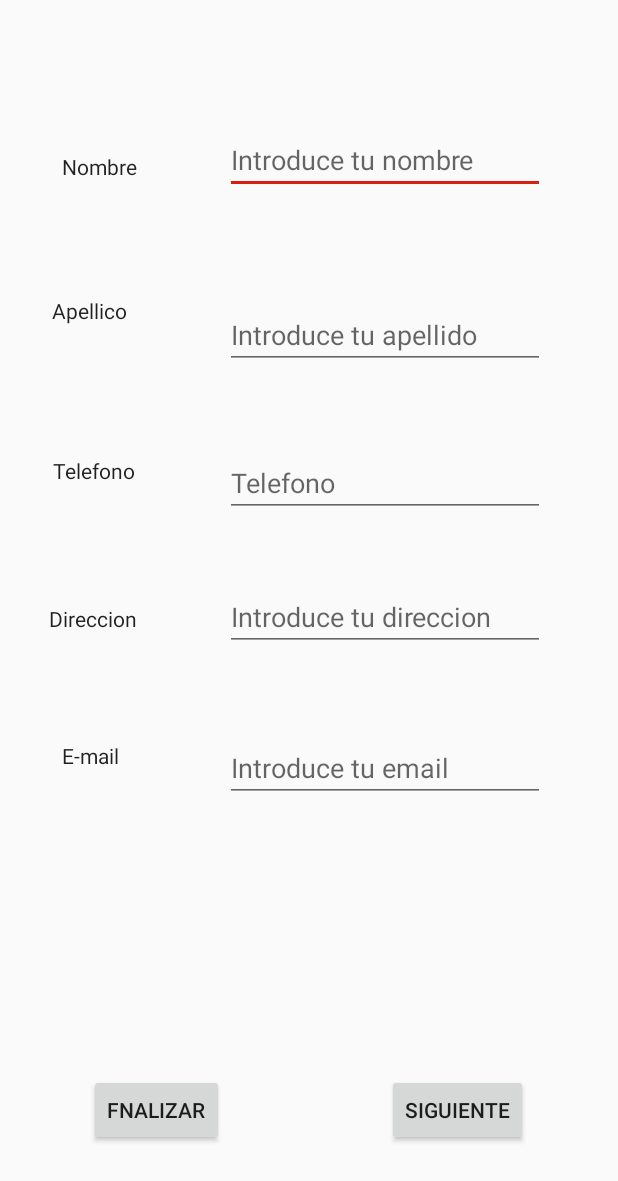
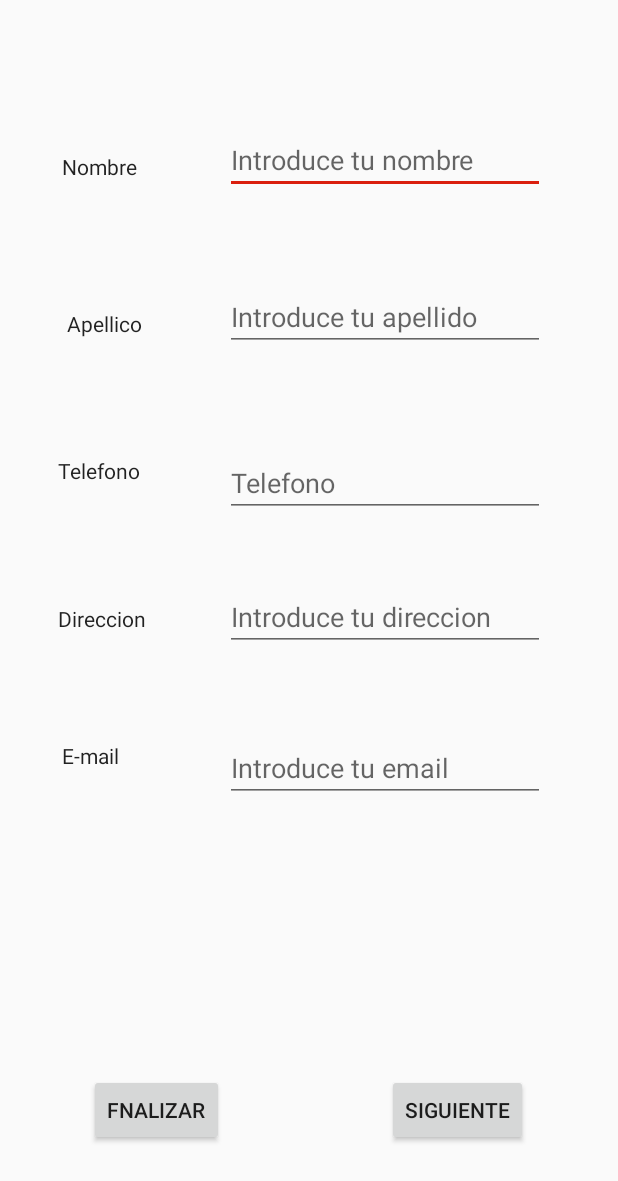
Before and after one commit to AitorMonedero/Definitiva7, an Android app: the PantallaCero screen opened directly, with no data from a screen before it, on a phone screen of 412 x 824 dp. Shown: the top 1181 px of the screen. Run offline under Robolectric (Android 15) with nearby library versions, the phone set to English and light mode, and no system bars.

Commit message:
Botones para la tercera pantalla

```diff
--- a/app/src/main/res/layout/activity_cero_pantalla.xml
+++ b/app/src/main/res/layout/activity_cero_pantalla.xml
@@ -1,11 +1,84 @@
 <?xml version="1.0" encoding="utf-8"?>
-<android.support.constraint.ConstraintLayout
-    xmlns:android="http://schemas.android.com/apk/res/android"
+<android.support.constraint.ConstraintLayout xmlns:android="http://schemas.android.com/apk/res/android"
     xmlns:app="http://schemas.android.com/apk/res-auto"
     xmlns:tools="http://schemas.android.com/tools"
     android:layout_width="match_parent"
     android:layout_height="match_parent">
 
+
+    <ScrollView
+        style="@android:style/Widget.Holo.Light.ScrollView"
+        android:layout_width="match_parent"
+        android:layout_height="match_parent"
+        android:scrollbarStyle="outsideOverlay"
+        app:layout_constraintBottom_toBottomOf="parent"
+        app:layout_constraintEnd_toEndOf="parent"
+        app:layout_constraintStart_toStartOf="parent"
+        app:layout_constraintTop_toTopOf="parent">
+
+    </ScrollView>
+
+    <android.support.constraint.ConstraintLayout
+        android:layout_width="match_parent"
+        android:layout_height="match_parent"
+        app:layout_constraintBottom_toBottomOf="parent"
+        app:layout_constraintEnd_toEndOf="parent"
+        app:layout_constraintHorizontal_bias="1.0"
+        app:layout_constraintStart_toStartOf="parent"
+        app:layout_constraintTop_toTopOf="parent"
+        app:layout_constraintVertical_bias="1.0">
+
+        <TextView
+            android:id="@+id/textView14"
+            android:layout_width="wrap_content"
+            android:layout_height="wrap_content"
+            android:layout_marginBottom="8dp"
+            android:layout_marginEnd="8dp"
+            android:layout_marginStart="8dp"
+            android:layout_marginTop="8dp"
+            android:text="@string/SURNAME"
+            android:textAppearance="@style/TextAppearance.AppCompat.Body1"
+            app:layout_constraintBottom_toBottomOf="parent"
+            app:layout_constraintEnd_toEndOf="parent"
+            app:layout_constraintHorizontal_bias="0.106"
+            app:layout_constraintStart_toStartOf="parent"
+            app:layout_constraintTop_toTopOf="parent"
+            app:layout_constraintVertical_bias="0.251" />
+
+        <TextView
+            android:id="@+id/textView13"
+            android:layout_width="wrap_content"
+            android:layout_height="wrap_content"
+            android:layout_marginBottom="8dp"
+            android:layout_marginEnd="8dp"
+            android:layout_marginStart="8dp"
+            android:layout_marginTop="8dp"
+            android:text="@string/telefono"
+            android:textAppearance="@style/TextAppearance.AppCompat.Body1"
+            app:layout_constraintBottom_toBottomOf="parent"
+            app:layout_constraintEnd_toEndOf="parent"
+            app:layout_constraintHorizontal_bias="0.09"
+            app:layout_constraintStart_toStartOf="parent"
+            app:layout_constraintTop_toTopOf="parent"
+            app:layout_constraintVertical_bias="0.375" />
+
+        <EditText
+            android:id="@+id/editText"
+            android:layout_width="wrap_content"
+            android:layout_height="wrap_content"
+            android:layout_marginBottom="8dp"
+            android:layout_marginEnd="8dp"
+            android:layout_marginStart="8dp"
+            android:layout_marginTop="8dp"
+            android:ems="10"
+            android:hint="@string/intNombre"
+            android:inputType="textPersonName"
+            app:layout_constraintBottom_toBottomOf="parent"
+            app:layout_constraintEnd_toEndOf="parent"
+            app:layout_constraintHorizontal_bias="0.777"
+            app:layout_constraintStart_toStartOf="parent"
+            app:layout_constraintTop_toTopOf="parent"
+            app:layout_constraintVertical_bias="0.1" />
 
         <TextView
             android:id="@+id/textView10"
@@ -24,39 +97,21 @@
             app:layout_constraintTop_toTopOf="parent"
             app:layout_constraintVertical_bias="0.118" />
 
-    <TextView
-        android:id="@+id/textView14"
+        <Button
+            android:id="@+id/BotonFin"
             android:layout_width="wrap_content"
             android:layout_height="wrap_content"
             android:layout_marginBottom="8dp"
             android:layout_marginEnd="8dp"
             android:layout_marginStart="8dp"
             android:layout_marginTop="8dp"
-        android:text="@string/SURNAME"
-        android:textAppearance="@style/TextAppearance.AppCompat.Body1"
+            android:text="@string/btnFin"
             app:layout_constraintBottom_toBottomOf="parent"
             app:layout_constraintEnd_toEndOf="parent"
-        app:layout_constraintHorizontal_bias="0.078"
+            app:layout_constraintHorizontal_bias="0.167"
             app:layout_constraintStart_toStartOf="parent"
             app:layout_constraintTop_toTopOf="parent"
-        app:layout_constraintVertical_bias="0.24" />
-
-    <TextView
-        android:id="@+id/textView13"
-        android:layout_width="wrap_content"
-        android:layout_height="wrap_content"
-        android:layout_marginBottom="8dp"
-        android:layout_marginEnd="8dp"
-        android:layout_marginStart="8dp"
-        android:layout_marginTop="8dp"
-        android:text="@string/telefono"
-        android:textAppearance="@style/TextAppearance.AppCompat.Body1"
-        app:layout_constraintBottom_toBottomOf="parent"
-        app:layout_constraintEnd_toEndOf="parent"
-        app:layout_constraintHorizontal_bias="0.08"
-        app:layout_constraintStart_toStartOf="parent"
-        app:layout_constraintTop_toTopOf="parent"
-        app:layout_constraintVertical_bias="0.375" />
+            app:layout_constraintVertical_bias="0.932" />
 
         <TextView
             android:id="@+id/textView12"
@@ -70,7 +125,7 @@
             android:textAppearance="@style/TextAppearance.AppCompat.Body1"
             app:layout_constraintBottom_toBottomOf="parent"
             app:layout_constraintEnd_toEndOf="parent"
-        app:layout_constraintHorizontal_bias="0.074"
+            app:layout_constraintHorizontal_bias="0.09"
             app:layout_constraintStart_toStartOf="parent"
             app:layout_constraintTop_toTopOf="parent" />
 
@@ -92,24 +147,6 @@
             app:layout_constraintVertical_bias="0.616" />
 
         <EditText
-        android:id="@+id/editText"
-        android:layout_width="wrap_content"
-        android:layout_height="wrap_content"
-        android:layout_marginBottom="8dp"
-        android:layout_marginEnd="8dp"
-        android:layout_marginStart="8dp"
-        android:layout_marginTop="8dp"
-        android:ems="10"
-        android:hint="@string/intNombre"
-        android:inputType="textPersonName"
-        app:layout_constraintBottom_toBottomOf="parent"
-        app:layout_constraintEnd_toEndOf="parent"
-        app:layout_constraintHorizontal_bias="0.777"
-        app:layout_constraintStart_toStartOf="parent"
-        app:layout_constraintTop_toTopOf="parent"
-        app:layout_constraintVertical_bias="0.1" />
-
-    <EditText
             android:id="@+id/editText2"
             android:layout_width="wrap_content"
             android:layout_height="wrap_content"
@@ -125,7 +162,25 @@
             app:layout_constraintHorizontal_bias="0.777"
             app:layout_constraintStart_toStartOf="parent"
             app:layout_constraintTop_toTopOf="parent"
-        app:layout_constraintVertical_bias="0.253" />
+            app:layout_constraintVertical_bias="0.237" />
+
+        <EditText
+            android:id="@+id/editText5"
+            android:layout_width="wrap_content"
+            android:layout_height="wrap_content"
+            android:layout_marginBottom="8dp"
+            android:layout_marginEnd="8dp"
+            android:layout_marginStart="8dp"
+            android:layout_marginTop="8dp"
+            android:ems="10"
+            android:hint="@string/intrEmail"
+            android:inputType="textPersonName"
+            app:layout_constraintBottom_toBottomOf="parent"
+            app:layout_constraintEnd_toEndOf="parent"
+            app:layout_constraintHorizontal_bias="0.777"
+            app:layout_constraintStart_toStartOf="parent"
+            app:layout_constraintTop_toTopOf="parent"
+            app:layout_constraintVertical_bias="0.631" />
 
         <EditText
             android:id="@+id/editText3"
@@ -163,40 +218,6 @@
             app:layout_constraintTop_toTopOf="parent"
             app:layout_constraintVertical_bias="0.499" />
 
-    <EditText
-        android:id="@+id/editText5"
-        android:layout_width="wrap_content"
-        android:layout_height="wrap_content"
-        android:layout_marginBottom="8dp"
-        android:layout_marginEnd="8dp"
-        android:layout_marginStart="8dp"
-        android:layout_marginTop="8dp"
-        android:ems="10"
-        android:hint="@string/intrEmail"
-        android:inputType="textPersonName"
-        app:layout_constraintBottom_toBottomOf="parent"
-        app:layout_constraintEnd_toEndOf="parent"
-        app:layout_constraintHorizontal_bias="0.777"
-        app:layout_constraintStart_toStartOf="parent"
-        app:layout_constraintTop_toTopOf="parent"
-        app:layout_constraintVertical_bias="0.631" />
-
-    <Button
-        android:id="@+id/BotonFin"
-        android:layout_width="wrap_content"
-        android:layout_height="wrap_content"
-        android:layout_marginBottom="8dp"
-        android:layout_marginEnd="8dp"
-        android:layout_marginStart="8dp"
-        android:layout_marginTop="8dp"
-        android:text="@string/btnFin"
-        app:layout_constraintBottom_toBottomOf="parent"
-        app:layout_constraintEnd_toEndOf="parent"
-        app:layout_constraintHorizontal_bias="0.167"
-        app:layout_constraintStart_toStartOf="parent"
-        app:layout_constraintTop_toTopOf="parent"
-        app:layout_constraintVertical_bias="0.932" />
-
         <Button
             android:id="@+id/BotonSig"
             android:layout_width="wrap_content"
@@ -213,3 +234,5 @@
             app:layout_constraintTop_toTopOf="parent"
             app:layout_constraintVertical_bias="0.932" />
     </android.support.constraint.ConstraintLayout>
+
+</android.support.constraint.ConstraintLayout>
--- a/app/src/main/res/values/strings.xml
+++ b/app/src/main/res/values/strings.xml
@@ -65,6 +65,7 @@
 
     <!--Descripciones de las imagenes-->
     <string name="description">Imagen de la pizzeria Pizzas Cebanc</string>
+    <string name="descriptionBebida">Logos de las bebidas</string>
 
 
     <!--String para mensaje de cantidad en la pantalla de elccion de las pizzas-->
```
Also changed, not shown: app/src/main/java/com/example/adminportatil/definitiva7/TerceraPantalla.java (+66 -1 lines), app/src/main/res/layout/activity_tercera_pantalla.xml (+28 -11 lines). Lines whose indentation alone changed are shown as unchanged.
